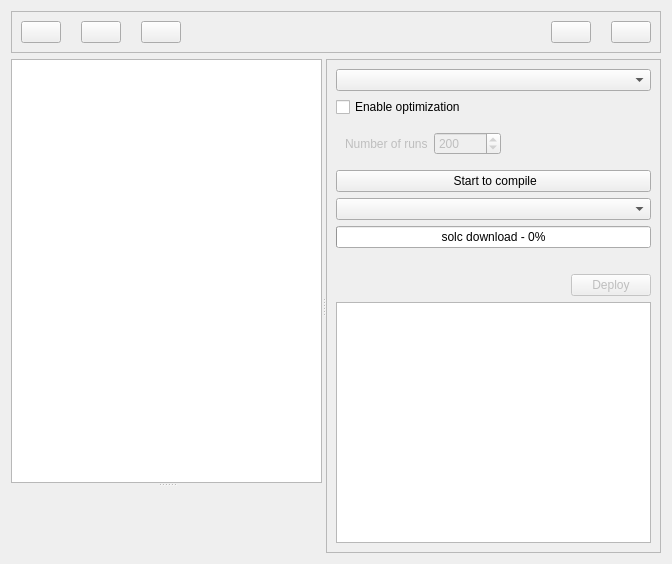
Old version of the form editcontract.ui in the repository LUX-Core/Lux-Solidity-IDE.
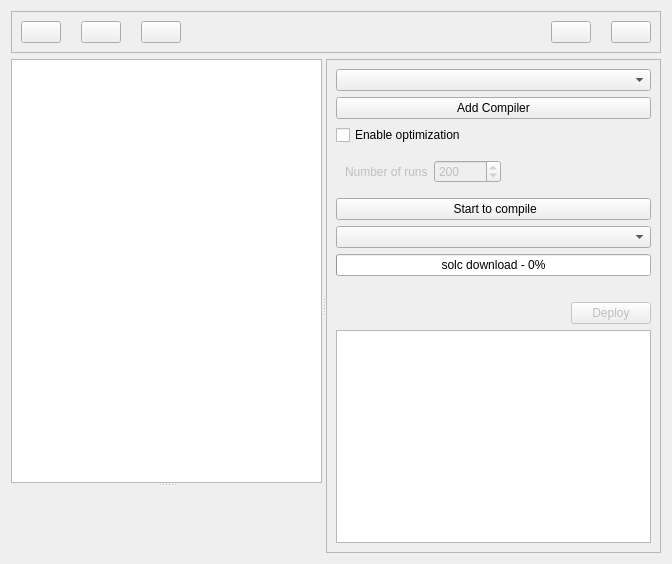
New version of the form. Icons and pictures are not drawn. Custom widgets are drawn as their Qt base class.

Commit message: add local solc compiler, customize errror-warnings list widget

Diff of the .ui file:
```diff
--- a/editcontract.ui
+++ b/editcontract.ui
@@ -140,6 +140,13 @@
        <item>
         <widget class="QComboBox" name="comboBoxCompilerVersion"/>
        </item>
+       <item>
+        <widget class="QPushButton" name="pushButtonAddCompiler">
+         <property name="text">
+          <string>Add Compiler</string>
+         </property>
+        </widget>
+       </item>
        <item>
         <widget class="QCheckBox" name="checkBoxOptimization">
          <property name="text">
```
The commit also changes 4 other files.
